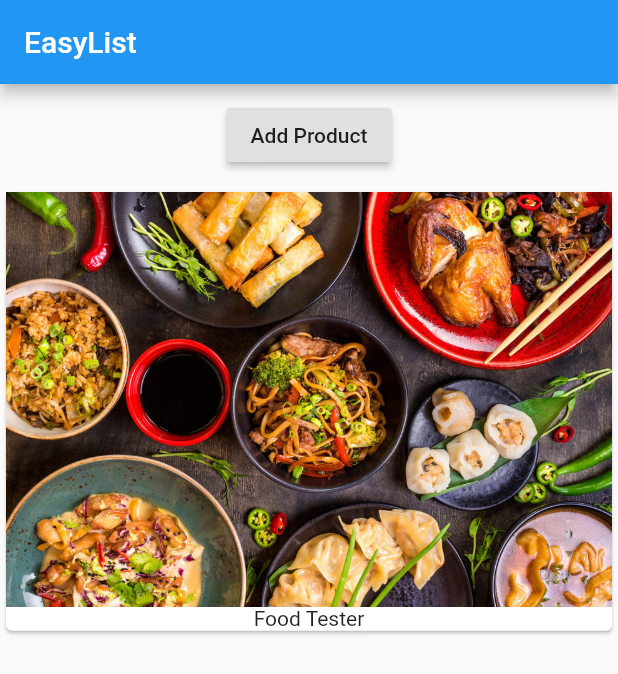
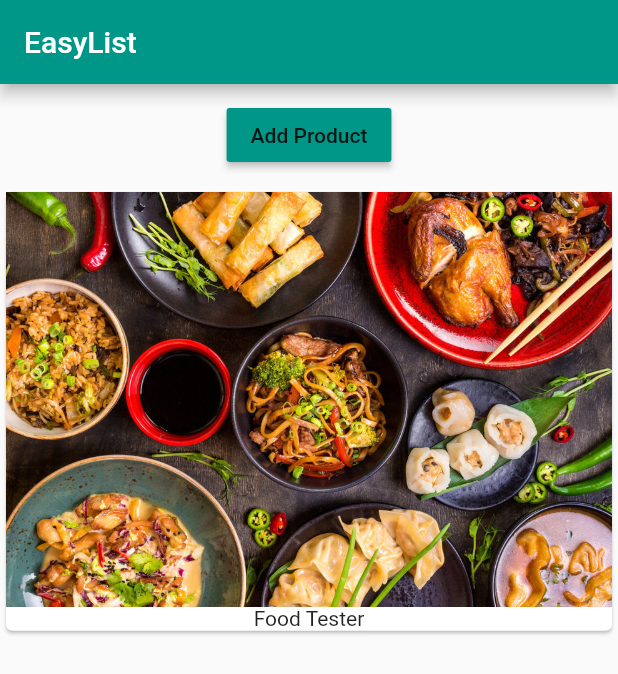
Before and after one commit to piyushsinha24/flutter_udemy, a Flutter app: the screen it shows after launch, on a phone screen of 412 x 824 dp. Shown: the top 674 px of the screen. Run offline on Flutter 3.47's test engine with Material 2 defaults, Android fonts, the phone set to English and light mode, and no system bars.

Commit message:
fragmented approach

```diff
--- a/lib/main.dart
+++ b/lib/main.dart
@@ -7,11 +7,14 @@ class MyApp extends StatelessWidget {
   @override
   Widget build(BuildContext context) {
     return new MaterialApp(
+      theme: ThemeData(
+        primarySwatch: Colors.teal
+      ),
       home: Scaffold(
         appBar: new AppBar(
           title: new Text('EasyList'),
         ),
-        body: ProductManager(),
+        body: ProductManager('Food Tester'),
         ),
     );
   }
--- a/lib/product_manager.dart
+++ b/lib/product_manager.dart
@@ -3,12 +3,20 @@ import 'package:flutter/material.dart';
 import './products.dart';
 
 class ProductManager extends StatefulWidget {
+  final String startingProduct;
+  ProductManager(this.startingProduct);
   @override
   _ProductManagerState createState() => new _ProductManagerState();
 }
 
 class _ProductManagerState extends State<ProductManager> {
-  List<String> _products = ['Food Tester'];
+  List<String> _products = [];
+  @override
+  void initState() {
+    // TODO: implement initState
+    _products.add(widget.startingProduct);
+    super.initState();
+  }
 
   @override
   Widget build(BuildContext context) {
@@ -17,6 +25,7 @@ class _ProductManagerState extends State<ProductManager> {
         Container(
           margin: EdgeInsets.all(10.0),
           child: RaisedButton(
+            color: Theme.of(context).primaryColor,
             onPressed: () {
               setState(() {
                 _products.add('Advance Food Tester');
```
